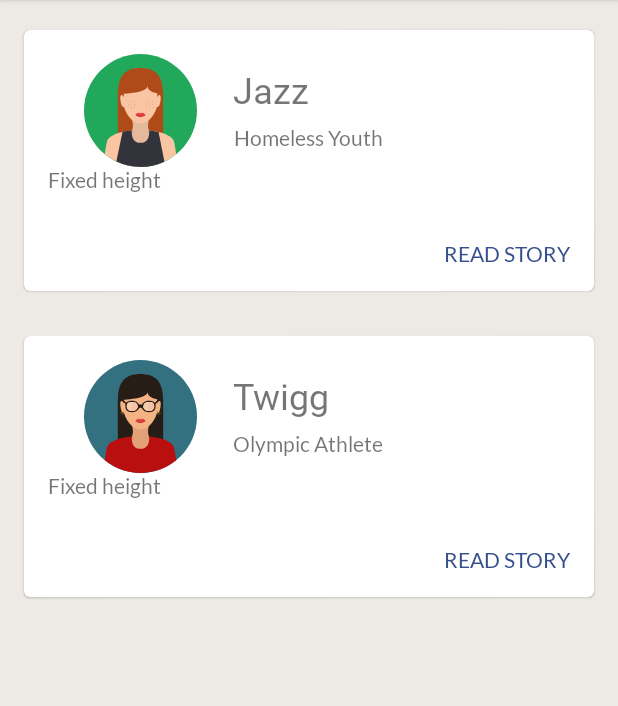
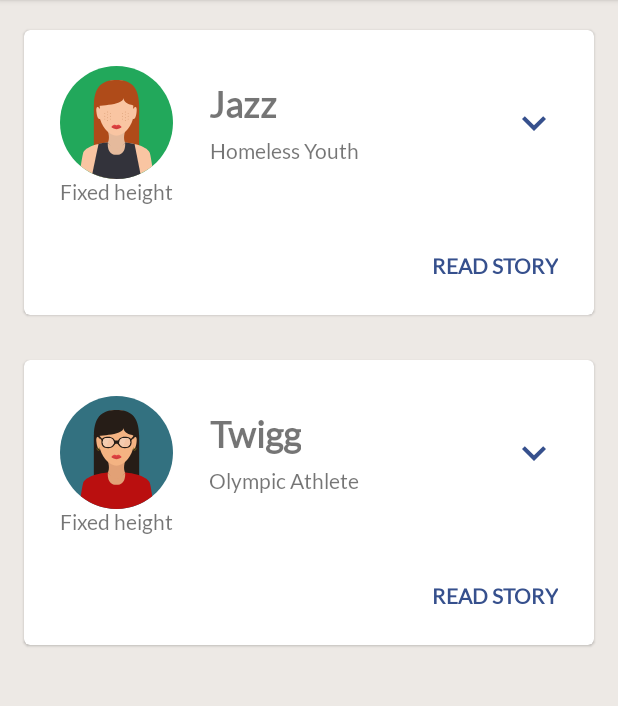
Before and after one commit to Jimmt/Homeless-Stories, an Android app: the fragment StoriesFragment placed in its activity, on a phone screen of 412 x 824 dp, the part 84-790 px from its top. Run offline under Robolectric (Android 15) with nearby library versions, the phone set to English and light mode, and no system bars; libraries missing offline, so code that uses them is left out: net.cachapa.expandablelayout; plain views replace ExpandableLayout; Roboto replaces fonts that are not available here; 3 statements that could not run were skipped.

Commit message:
add rotating arrow on story cards

```diff
--- a/app/src/main/java/com/team7/homelessstories/StoriesFragment.java
+++ b/app/src/main/java/com/team7/homelessstories/StoriesFragment.java
@@ -88,6 +88,7 @@ public class StoriesFragment extends Fragment {
             final MaterialCardView mcv = (MaterialCardView) storiesContainer.getChildAt(i);
             final View divider = mcv.findViewById(R.id.divider);
             final ExpandableLayout el = mcv.findViewById(R.id.expandable_layout);
+            final ImageView arrowImage = mcv.findViewById(R.id.arrow_image);
 
             ImageView image = mcv.findViewById(R.id.person_image);
             image.setImageResource(drawableIds[i]);
@@ -95,6 +96,10 @@ public class StoriesFragment extends Fragment {
             ((TextView) el.findViewById(R.id.preview_text)).setText(story.getPreview());
             ((TextView) mcv.findViewById(R.id.story_name)).setText(story.getName());
             ((TextView) mcv.findViewById(R.id.story_type)).setText(story.getType());
+
+            if(el.isExpanded()){
+                arrowImage.setRotation(180);
+            }
 
             ((TextView) mcv.findViewById(R.id.read_button)).setOnClickListener(new View.OnClickListener() {
                 @Override
@@ -121,7 +126,7 @@ public class StoriesFragment extends Fragment {
             mcv.setOnClickListener(new View.OnClickListener() {
                 @Override
                 public void onClick(View v) {
-                    toggle(el, divider);
+                    toggle(el, divider, arrowImage);
 //                    TransitionManager.beginDelayedTransition(mcv);
 //                    StoryDialogGenerator.showDialog(getActivity(), container, story);
                 }
@@ -129,11 +134,13 @@ public class StoriesFragment extends Fragment {
         }
     }
 
-    public void toggle(ExpandableLayout el, View divider){
+    public void toggle(ExpandableLayout el, View divider, ImageView arrowImage) {
         el.toggle();
         if (el.isExpanded()) {
+            arrowImage.animate().rotation(180).start();
             divider.setVisibility(View.VISIBLE);
         } else {
+            arrowImage.animate().rotation(0).start();
             divider.setVisibility(View.GONE);
         }
     }
--- /dev/null
+++ b/app/src/main/res/drawable/ic_arrow_down.xml
@@ -0,0 +1,4 @@
+<vector android:height="32dp" android:viewportHeight="24"
+    android:viewportWidth="24" android:width="32dp" xmlns:android="http://schemas.android.com/apk/res/android">
+    <path android:fillColor="#FF000000" android:pathData="M7.41,8.59L12,13.17l4.59,-4.58L18,10l-6,6 -6,-6 1.41,-1.41z"/>
+</vector>
--- a/app/src/main/res/layout/story_card.xml
+++ b/app/src/main/res/layout/story_card.xml
@@ -18,7 +18,7 @@
         android:layout_gravity="bottom"
 
         android:orientation="vertical"
-        android:padding="16dp">
+        android:padding="24dp">
 
         <androidx.constraintlayout.widget.ConstraintLayout
             android:layout_width="match_parent"
@@ -28,7 +28,6 @@
                 android:id="@+id/person_image"
                 android:layout_width="75dp"
                 android:layout_height="75dp"
-                android:layout_marginStart="24dp"
                 android:adjustViewBounds="true"
                 android:src="@drawable/avatar"
                 app:layout_constraintBottom_toTopOf="@+id/guideline"
@@ -38,15 +37,13 @@
 
             <LinearLayout
                 android:id="@+id/linearLayout4"
-                android:layout_width="0dp"
+                android:layout_width="wrap_content"
                 android:layout_height="wrap_content"
                 android:layout_gravity="center"
                 android:layout_marginStart="24dp"
-                android:layout_marginEnd="24dp"
                 android:orientation="vertical"
                 android:padding="0dp"
                 app:layout_constraintBottom_toTopOf="@+id/guideline"
-                app:layout_constraintEnd_toEndOf="parent"
                 app:layout_constraintStart_toEndOf="@+id/person_image"
                 app:layout_constraintTop_toTopOf="@+id/guideline">
 
@@ -57,9 +54,11 @@
                     android:layout_height="wrap_content"
                     android:layout_gravity="left"
                     android:layout_marginBottom="4dp"
+                    android:fontFamily="@font/lato_regular"
                     android:gravity="center"
                     android:padding="0dp"
-                    android:text="Santiago" />
+                    android:text="Santiago"
+                    android:textStyle="bold" />
 
                 <TextView
                     android:id="@+id/story_type"
@@ -80,16 +79,28 @@
                 android:orientation="horizontal"
                 app:layout_constraintGuide_percent="0.5" />
 
+            <ImageView
+                android:id="@+id/arrow_image"
+                android:layout_width="wrap_content"
+                android:layout_height="wrap_content"
+                android:layout_marginTop="8dp"
+                android:layout_marginBottom="8dp"
+                android:tint="@color/colorPrimary"
+                app:layout_constraintBottom_toBottomOf="parent"
+                app:layout_constraintEnd_toEndOf="parent"
+                app:layout_constraintTop_toTopOf="parent"
+                app:srcCompat="@drawable/ic_arrow_down" />
+
         </androidx.constraintlayout.widget.ConstraintLayout>
 
         <View
             android:id="@+id/divider"
             android:layout_width="match_parent"
             android:layout_height="1dp"
-            android:layout_marginTop="8dp"
-            android:layout_marginBottom="8dp"
+            android:layout_marginTop="12dp"
+            android:layout_marginBottom="12dp"
             android:background="@android:color/transparent"
-            android:visibility="gone"/>
+            android:visibility="gone" />
 
         <LinearLayout
             android:layout_width="match_parent"
@@ -131,7 +142,8 @@
                             style="@style/TextButton"
                             android:layout_width="wrap_content"
                             android:layout_height="wrap_content"
-                            android:text="READ STORY" />
+                            android:text="READ STORY"
+                            android:textStyle="bold" />
 
                         <!--<TextView-->
                         <!--android:id="@+id/cancel_button"-->
```
Lines whose indentation alone changed are shown as unchanged.
